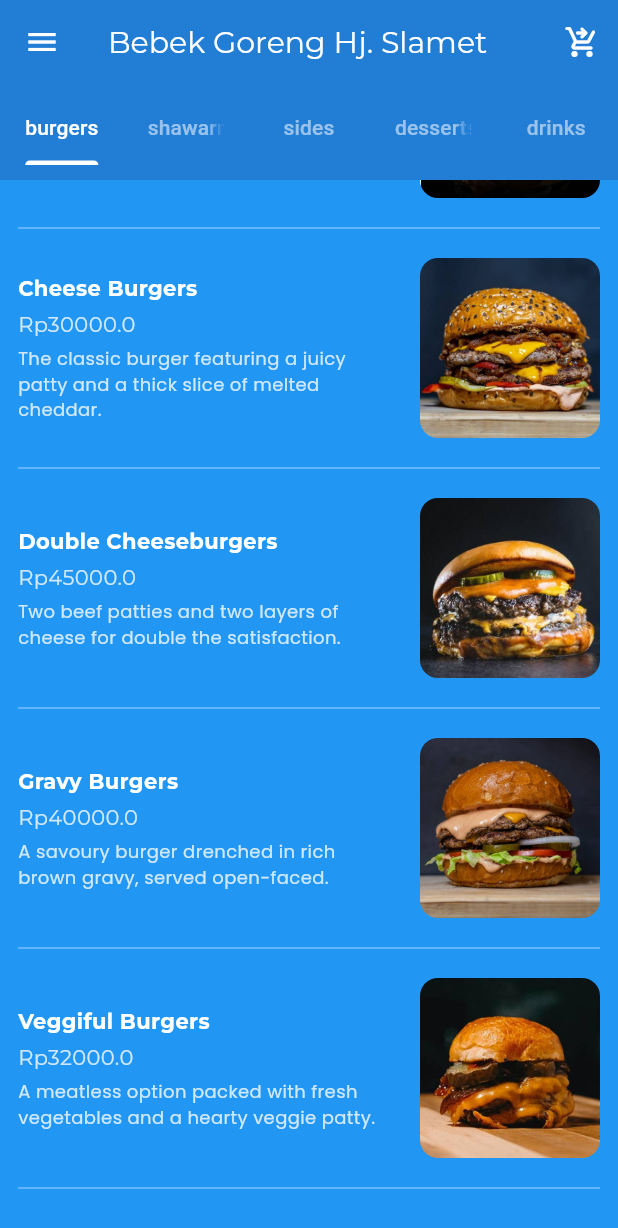
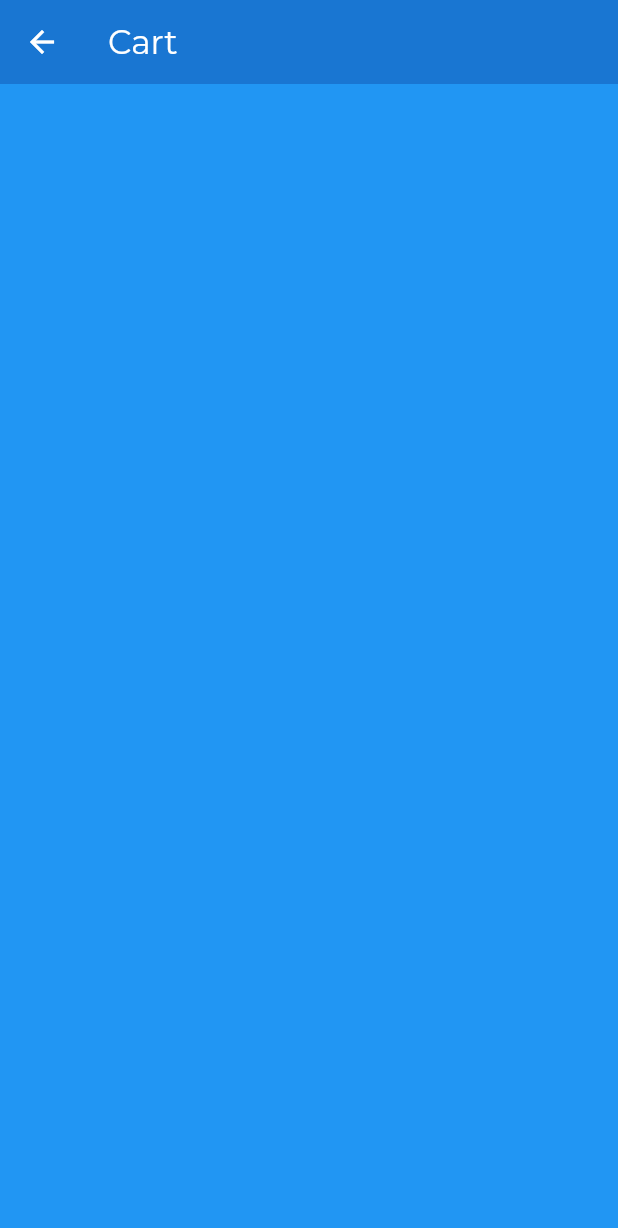
Before and after one commit to Zireha/food-app-deliver-tutorial, a Flutter app: the HomePage screen opened directly, scrolled down 340 dp, after a tap on the "shopping cart checkout" icon, on a phone screen of 412 x 824 dp. Shown: the top 1228 px of the screen. Run offline on Flutter 3.47's test engine with Material 3 defaults, Android fonts, the phone set to English and light mode, and no system bars; our stand-ins replace google_fonts.

Commit message:
add: cart page, wip: cart page

```diff
--- a/lib/components/my_sliver_app_bar.dart
+++ b/lib/components/my_sliver_app_bar.dart
@@ -1,4 +1,5 @@
 import 'package:flutter/material.dart';
+import 'package:food_delivery_app/screens/cart_page.dart';
 import 'package:google_fonts/google_fonts.dart';
 
 class MySliverAppBar extends StatelessWidget {
@@ -19,9 +20,10 @@ class MySliverAppBar extends StatelessWidget {
       collapsedHeight: 120,
       floating: false,
       pinned: true,
-      title: Text("Bebek Goreng Hj. Slamet", style: GoogleFonts.montserrat(
-        fontSize: 20
-      ),),
+      title: Text(
+        "Bebek Goreng Hj. Slamet",
+        style: GoogleFonts.montserrat(fontSize: 20),
+      ),
       flexibleSpace: Padding(
         padding: const EdgeInsets.only(bottom: 10.0),
         child: FlexibleSpaceBar(
@@ -37,7 +39,9 @@ class MySliverAppBar extends StatelessWidget {
       ),
       actions: [
         IconButton(
-            onPressed: () {}, icon: const Icon(Icons.shopping_cart_checkout_rounded))
+            onPressed: () => Navigator.push(
+                context, MaterialPageRoute(builder: (context) => const CartPage())),
+            icon: const Icon(Icons.shopping_cart_checkout_rounded))
       ],
     );
   }
--- a/lib/model/restaurant.dart
+++ b/lib/model/restaurant.dart
@@ -7,7 +7,7 @@ class Restaurant extends ChangeNotifier {
   // === getters ===
 
   List<Food> get menu => _menu;
-
+  List<CartItem> get cart => _cart;
   // === operations ===
 
   //TODO: add to cart
--- /dev/null
+++ b/lib/screens/cart_page.dart
@@ -0,0 +1,45 @@
+import 'package:flutter/material.dart';
+import 'package:food_delivery_app/components/my_cart_tile.dart';
+import 'package:food_delivery_app/model/restaurant.dart';
+import 'package:google_fonts/google_fonts.dart';
+import 'package:provider/provider.dart';
+
+class CartPage extends StatelessWidget {
+  const CartPage({super.key});
+
+  @override
+  Widget build(BuildContext context) {
+    return Consumer<Restaurant>(
+      builder: (context, restaurant, child) {
+        //cart
+        final userCart = restaurant.cart;
+
+        //scaffold
+        return Scaffold(
+            appBar: AppBar(
+              title: Text(
+                "Cart",
+                style: GoogleFonts.montserrat(),
+              ),
+              backgroundColor: Theme.of(context).colorScheme.tertiary,
+              foregroundColor: Theme.of(context).colorScheme.inversePrimary,
+            ),
+            body: Column(
+              children: [
+                Expanded(
+                  child: ListView.builder(
+                      itemCount: userCart.length,
+                      itemBuilder: (context, index) {
+                        //get individual cart item
+                        final cartItem = userCart[index];
+
+                        //return cart tile UI
+                        return MyCartTile(cartItem: cartItem);
+                      }),
+                ),
+              ],
+            ));
+      },
+    );
+  }
+}
```
Also changed, not shown: lib/components/my_cart_tile.dart (added, +79 -0 lines), lib/components/my_quantity_selector.dart (added, +51 -0 lines).
